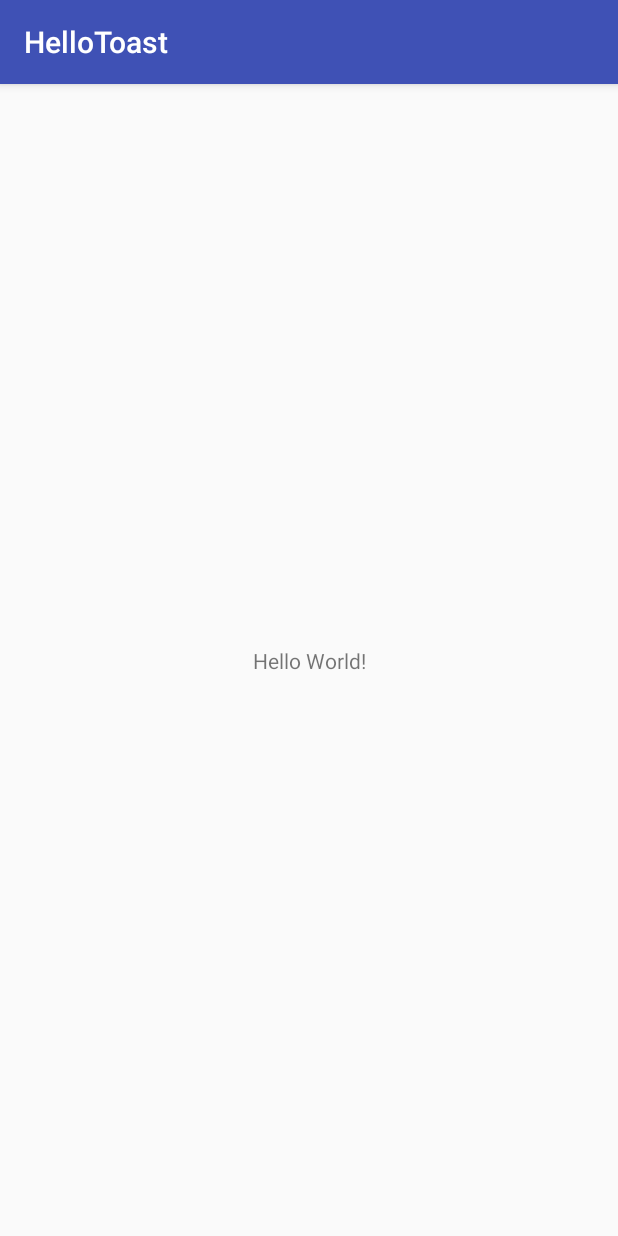
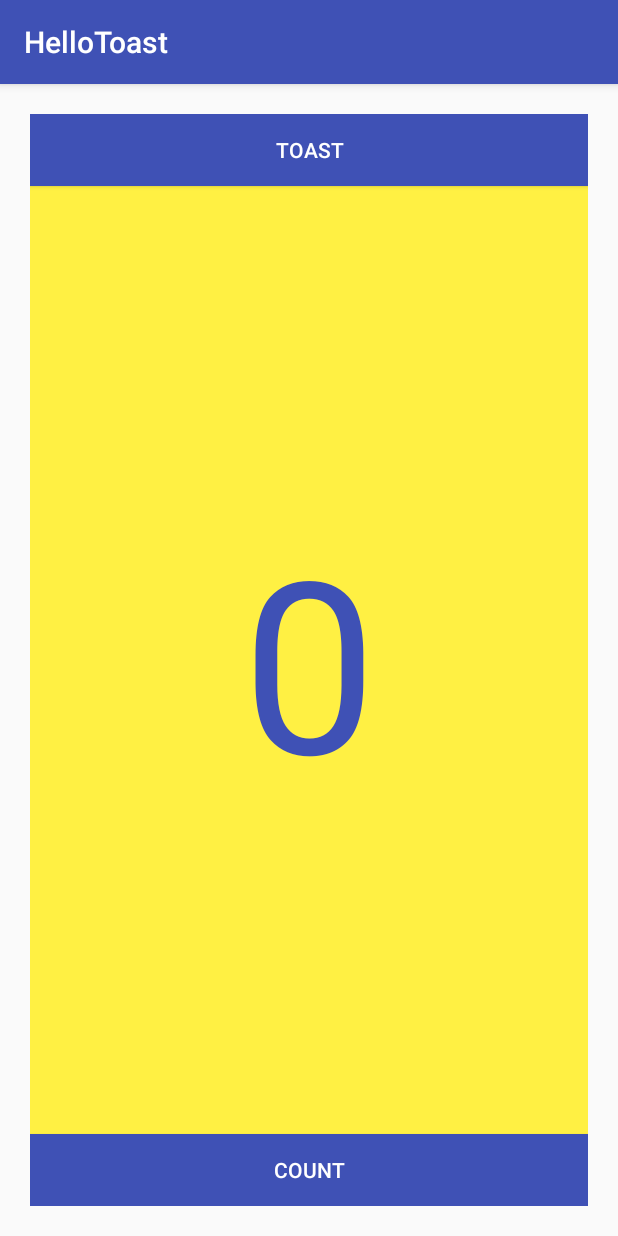
Before and after one commit to AnusreeSajeevan/HelloToast, an Android app: the screen it shows after launch (MainActivity), on a phone screen of 412 x 824 dp. Run offline under Robolectric (Android 15) with nearby library versions, the phone set to English and light mode, and no system bars; our stand-ins replace ButterKnife.

Commit message:
Show toast on clicking toast button, increment count and show on count text on clicking count button.

```diff
--- a/app/build.gradle
+++ b/app/build.gradle
@@ -24,4 +24,6 @@ dependencies {
     testImplementation 'junit:junit:4.12'
     androidTestImplementation 'com.android.support.test:runner:1.0.1'
     androidTestImplementation 'com.android.support.test.espresso:espresso-core:3.0.1'
+    compile 'com.jakewharton:butterknife:8.7.0'
+    annotationProcessor 'com.jakewharton:butterknife-compiler:8.7.0'
 }
--- a/app/src/main/java/com/example/anu/hellotoast/MainActivity.java
+++ b/app/src/main/java/com/example/anu/hellotoast/MainActivity.java
@@ -1,13 +1,34 @@
 package com.example.anu.hellotoast;
 
+import android.os.Bundle;
 import android.support.v7.app.AppCompatActivity;
-import android.os.Bundle;
+import android.view.View;
+import android.widget.TextView;
+import android.widget.Toast;
+
+import butterknife.BindView;
+import butterknife.ButterKnife;
 
 public class MainActivity extends AppCompatActivity {
+
+    @BindView(R.id.tv_count)
+    TextView tvCount;
+    private int mCount = 0;
 
     @Override
     protected void onCreate(Bundle savedInstanceState) {
         super.onCreate(savedInstanceState);
         setContentView(R.layout.activity_main);
+        ButterKnife.bind(this);
+    }
+
+
+    public void showToast(View view) {
+        Toast.makeText(this, R.string.toast_message, Toast.LENGTH_SHORT).show();
+    }
+
+    public void countUp(View view) {
+        mCount++;
+        tvCount.setText(String.valueOf(mCount));
     }
 }
--- a/app/src/main/res/layout/activity_main.xml
+++ b/app/src/main/res/layout/activity_main.xml
@@ -1,18 +1,36 @@
 <?xml version="1.0" encoding="utf-8"?>
-<android.support.constraint.ConstraintLayout xmlns:android="http://schemas.android.com/apk/res/android"
+<LinearLayout xmlns:android="http://schemas.android.com/apk/res/android"
     xmlns:app="http://schemas.android.com/apk/res-auto"
     xmlns:tools="http://schemas.android.com/tools"
+    android:orientation="vertical"
     android:layout_width="match_parent"
     android:layout_height="match_parent"
+    android:layout_margin="@dimen/dimen_20"
     tools:context="com.example.anu.hellotoast.MainActivity">
-
+    <Button
+        android:onClick="showToast"
+        android:id="@+id/btn_show_test"
+        android:layout_width="match_parent"
+        android:layout_height="wrap_content"
+        android:background="@color/colorPrimary"
+        android:textColor="@color/white"
+        android:text="@string/toast"/>
     <TextView
-        android:layout_width="wrap_content"
+        android:textColor="@color/colorPrimary"
+        android:textSize="@dimen/count_size"
+        android:gravity="center"
+        android:text="0"
+        android:layout_weight="2"
+        android:layout_width="match_parent"
         android:layout_height="wrap_content"
-        android:text="Hello World!"
-        app:layout_constraintBottom_toBottomOf="parent"
-        app:layout_constraintLeft_toLeftOf="parent"
-        app:layout_constraintRight_toRightOf="parent"
-        app:layout_constraintTop_toTopOf="parent" />
-
-</android.support.constraint.ConstraintLayout>
+        android:id="@+id/tv_count"
+        android:background="@color/yellow"/>
+    <Button
+        android:onClick="countUp"
+        android:id="@+id/btn_count_up"
+        android:layout_width="match_parent"
+        android:layout_height="wrap_content"
+        android:background="@color/colorPrimary"
+        android:textColor="@color/white"
+        android:text="@string/count"/>
+</LinearLayout>
--- a/app/src/main/res/values/colors.xml
+++ b/app/src/main/res/values/colors.xml
@@ -3,4 +3,6 @@
     <color name="colorPrimary">#3F51B5</color>
     <color name="colorPrimaryDark">#303F9F</color>
     <color name="colorAccent">#FF4081</color>
+    <color name="yellow">#FFF043</color>
+    <color name="white">#FFF</color>
 </resources>
--- a/app/src/main/res/values/dimen.xml
+++ b/app/src/main/res/values/dimen.xml
@@ -1,2 +1,5 @@
 <?xml version="1.0" encoding="utf-8"?>
-<resources></resources>
+<resources>
+    <dimen name="dimen_20">20dp</dimen>
+    <dimen name="count_size">160dp</dimen>
+</resources>
--- a/app/src/main/res/values/strings.xml
+++ b/app/src/main/res/values/strings.xml
@@ -1,3 +1,6 @@
 <resources>
     <string name="app_name">HelloToast</string>
+    <string name="toast">Toast</string>
+    <string name="count">Count</string>
+    <string name="toast_message">Hello Toast</string>
 </resources>
```
